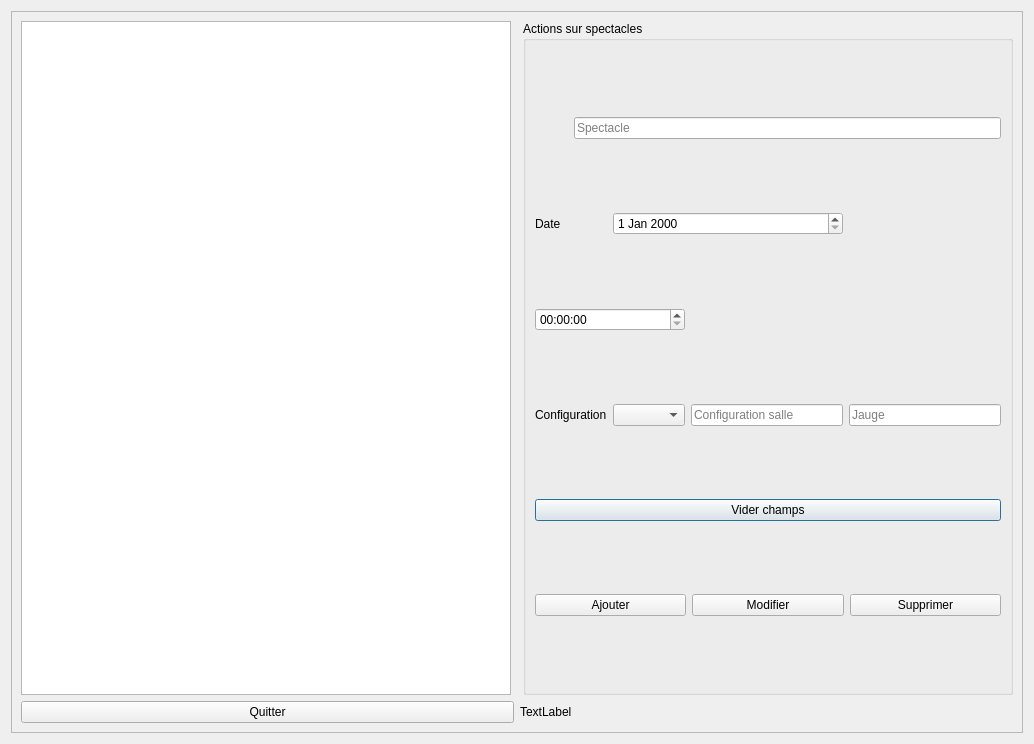
Qt form FestiClicC/spectacles.ui (FestiClic/FestiClic3) before a commit.
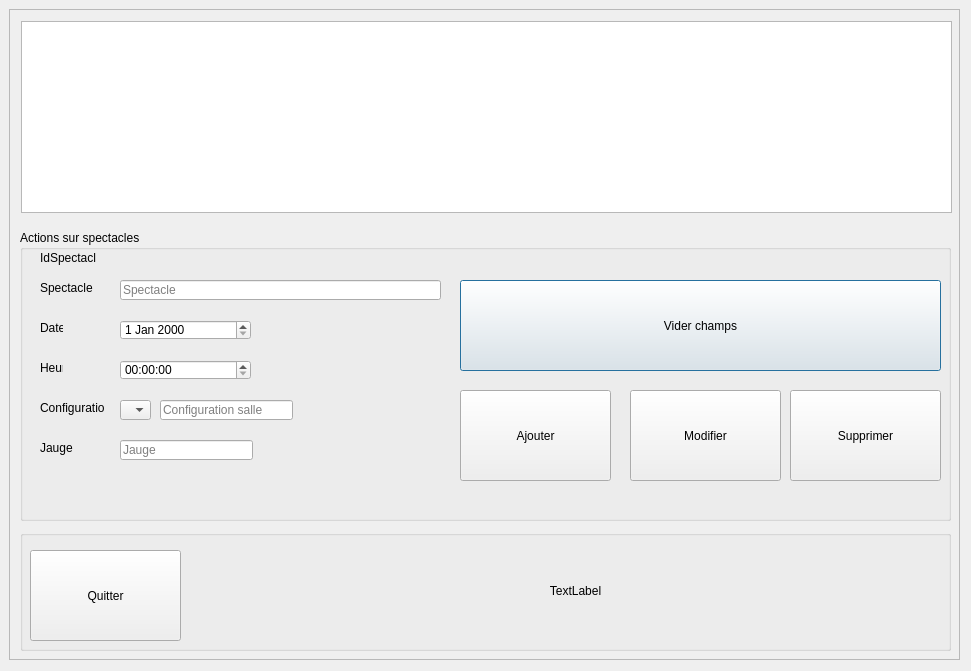
The same form after that commit.

The edit to the form file:
```diff
--- a/FestiClicC/spectacles.ui
+++ b/FestiClicC/spectacles.ui
@@ -6,16 +6,22 @@
    <rect>
     <x>0</x>
     <y>0</y>
-    <width>1034</width>
-    <height>744</height>
+    <width>971</width>
+    <height>671</height>
    </rect>
   </property>
   <property name="windowTitle">
    <string>Spectacles</string>
   </property>
-  <layout class="QVBoxLayout" name="verticalLayout">
-   <item>
     <widget class="QScrollArea" name="scrollArea">
+   <property name="geometry">
+    <rect>
+     <x>9</x>
+     <y>9</y>
+     <width>951</width>
+     <height>651</height>
+    </rect>
+   </property>
      <property name="widgetResizable">
       <bool>true</bool>
      </property>
@@ -24,140 +30,276 @@
        <rect>
         <x>0</x>
         <y>0</y>
-        <width>1014</width>
-        <height>724</height>
-       </rect>
-      </property>
-      <layout class="QVBoxLayout" name="verticalLayout_3">
-       <item>
-        <layout class="QVBoxLayout" name="verticalLayout_2">
-         <item>
-          <layout class="QHBoxLayout" name="horizontalLayout_2">
-           <item>
-            <widget class="QTableView" name="sTabV"/>
-           </item>
-           <item>
-            <widget class="QWidget" name="widget" native="true"/>
-           </item>
-           <item>
+      <width>949</width>
+      <height>649</height>
+     </rect>
+    </property>
             <widget class="QGroupBox" name="groupBox">
+     <property name="geometry">
+      <rect>
+       <x>10</x>
+       <y>220</y>
+       <width>931</width>
+       <height>291</height>
+      </rect>
+     </property>
              <property name="title">
               <string>Actions sur spectacles</string>
              </property>
-             <layout class="QGridLayout" name="gridLayout">
-              <item row="4" column="4">
                <widget class="QLineEdit" name="sTxtJauge">
+      <property name="geometry">
+       <rect>
+        <x>100</x>
+        <y>210</y>
+        <width>133</width>
+        <height>20</height>
+       </rect>
+      </property>
                 <property name="placeholderText">
                  <string>Jauge</string>
                 </property>
                </widget>
-              </item>
-              <item row="4" column="0" colspan="2">
                <widget class="QLabel" name="sLabelIdConfigSalle">
+      <property name="geometry">
+       <rect>
+        <x>20</x>
+        <y>170</y>
+        <width>65</width>
+        <height>16</height>
+       </rect>
+      </property>
                 <property name="text">
                  <string>Configuration</string>
                 </property>
                </widget>
-              </item>
-              <item row="4" column="2">
-               <widget class="QComboBox" name="sCBoxIdConfidSalle"/>
-              </item>
-              <item row="0" column="0">
+     <widget class="QComboBox" name="sCBoxIdConfidSalle">
+      <property name="geometry">
+       <rect>
+        <x>100</x>
+        <y>170</y>
+        <width>31</width>
+        <height>20</height>
+       </rect>
+      </property>
+     </widget>
                <widget class="QLabel" name="sLabelIdSpectacle">
+      <property name="geometry">
+       <rect>
+        <x>20</x>
+        <y>20</y>
+        <width>56</width>
+        <height>16</height>
+       </rect>
+      </property>
                 <property name="text">
-                 <string/>
-                </property>
-               </widget>
-              </item>
-              <item row="4" column="3">
+       <string>IdSpectacle</string>
+      </property>
+     </widget>
                <widget class="QLineEdit" name="sTxtIntituleConfig">
+      <property name="geometry">
+       <rect>
+        <x>140</x>
+        <y>170</y>
+        <width>133</width>
+        <height>20</height>
+       </rect>
+      </property>
                 <property name="placeholderText">
                  <string>Configuration salle</string>
                 </property>
                </widget>
-              </item>
-              <item row="0" column="1" colspan="4">
                <widget class="QLineEdit" name="sTxtSpectacle">
+      <property name="geometry">
+       <rect>
+        <x>100</x>
+        <y>50</y>
+        <width>321</width>
+        <height>20</height>
+       </rect>
+      </property>
                 <property name="placeholderText">
                  <string>Spectacle</string>
                 </property>
                </widget>
-              </item>
-              <item row="5" column="0" colspan="5">
                <widget class="QPushButton" name="sBtnViderChamps">
+      <property name="geometry">
+       <rect>
+        <x>440</x>
+        <y>50</y>
+        <width>481</width>
+        <height>91</height>
+       </rect>
+      </property>
                 <property name="text">
                  <string>Vider champs</string>
                 </property>
                </widget>
-              </item>
-              <item row="6" column="0" colspan="5">
-               <layout class="QHBoxLayout" name="horizontalLayout">
-                <item>
-                 <widget class="QPushButton" name="sBtnAjouter">
+     <widget class="QLabel" name="label">
+      <property name="geometry">
+       <rect>
+        <x>20</x>
+        <y>90</y>
+        <width>23</width>
+        <height>16</height>
+       </rect>
+      </property>
                   <property name="text">
-                   <string>Ajouter</string>
-                  </property>
-                 </widget>
-                </item>
-                <item>
+       <string>Date</string>
+      </property>
+     </widget>
+     <widget class="QTimeEdit" name="timeEdit">
+      <property name="geometry">
+       <rect>
+        <x>100</x>
+        <y>130</y>
+        <width>131</width>
+        <height>20</height>
+       </rect>
+      </property>
+     </widget>
+     <widget class="QDateEdit" name="dateEdit">
+      <property name="geometry">
+       <rect>
+        <x>100</x>
+        <y>90</y>
+        <width>131</width>
+        <height>20</height>
+       </rect>
+      </property>
+     </widget>
+     <widget class="QLabel" name="sLabelIdSpectacle_2">
+      <property name="geometry">
+       <rect>
+        <x>20</x>
+        <y>50</y>
+        <width>56</width>
+        <height>16</height>
+       </rect>
+      </property>
+      <property name="text">
+       <string>Spectacle</string>
+      </property>
+     </widget>
+     <widget class="QLabel" name="label_2">
+      <property name="geometry">
+       <rect>
+        <x>20</x>
+        <y>130</y>
+        <width>23</width>
+        <height>16</height>
+       </rect>
+      </property>
+      <property name="text">
+       <string>Heure</string>
+      </property>
+     </widget>
+     <widget class="QLabel" name="sLabelIdConfigSalle_2">
+      <property name="geometry">
+       <rect>
+        <x>20</x>
+        <y>210</y>
+        <width>65</width>
+        <height>16</height>
+       </rect>
+      </property>
+      <property name="text">
+       <string>Jauge</string>
+      </property>
+     </widget>
                  <widget class="QPushButton" name="sBtnModifier">
+      <property name="geometry">
+       <rect>
+        <x>610</x>
+        <y>160</y>
+        <width>151</width>
+        <height>91</height>
+       </rect>
+      </property>
                   <property name="text">
                    <string>Modifier</string>
                   </property>
                  </widget>
-                </item>
-                <item>
                  <widget class="QPushButton" name="sBtnSupprimer">
+      <property name="geometry">
+       <rect>
+        <x>770</x>
+        <y>160</y>
+        <width>151</width>
+        <height>91</height>
+       </rect>
+      </property>
                   <property name="text">
                    <string>Supprimer</string>
                   </property>
                  </widget>
-                </item>
-               </layout>
-              </item>
-              <item row="2" column="0">
-               <widget class="QLabel" name="label">
+     <widget class="QPushButton" name="sBtnAjouter">
+      <property name="geometry">
+       <rect>
+        <x>440</x>
+        <y>160</y>
+        <width>151</width>
+        <height>91</height>
+       </rect>
+      </property>
                 <property name="text">
-                 <string>Date</string>
-                </property>
-               </widget>
-              </item>
-              <item row="3" column="0" colspan="3">
-               <widget class="QTimeEdit" name="timeEdit"/>
-              </item>
-              <item row="2" column="2" colspan="2">
-               <widget class="QDateEdit" name="dateEdit"/>
-              </item>
-             </layout>
-            </widget>
-           </item>
-          </layout>
-         </item>
-         <item>
-          <layout class="QHBoxLayout" name="horizontalLayout_3">
-           <item>
+       <string>Ajouter</string>
+      </property>
+     </widget>
+    </widget>
+    <widget class="QGroupBox" name="groupBox_2">
+     <property name="geometry">
+      <rect>
+       <x>10</x>
+       <y>520</y>
+       <width>931</width>
+       <height>121</height>
+      </rect>
+     </property>
+     <property name="title">
+      <string/>
+     </property>
             <widget class="QPushButton" name="sBtnQuitter">
+      <property name="geometry">
+       <rect>
+        <x>10</x>
+        <y>20</y>
+        <width>151</width>
+        <height>91</height>
+       </rect>
+      </property>
              <property name="text">
               <string>Quitter</string>
              </property>
             </widget>
-           </item>
-           <item>
             <widget class="QLabel" name="sLabelAlerte">
+      <property name="geometry">
+       <rect>
+        <x>190</x>
+        <y>15</y>
+        <width>731</width>
+        <height>91</height>
+       </rect>
+      </property>
              <property name="text">
               <string>TextLabel</string>
              </property>
-            </widget>
-           </item>
-          </layout>
-         </item>
-        </layout>
-       </item>
-      </layout>
-     </widget>
+      <property name="alignment">
+       <set>Qt::AlignCenter</set>
+      </property>
+     </widget>
+    </widget>
+    <widget class="QTableView" name="sTabV">
+     <property name="geometry">
+      <rect>
+       <x>11</x>
+       <y>11</y>
+       <width>931</width>
+       <height>192</height>
+      </rect>
+     </property>
     </widget>
-   </item>
-  </layout>
+   </widget>
+  </widget>
  </widget>
  <resources/>
  <connections/>
```
Lines whose indentation alone changed are shown as unchanged.
